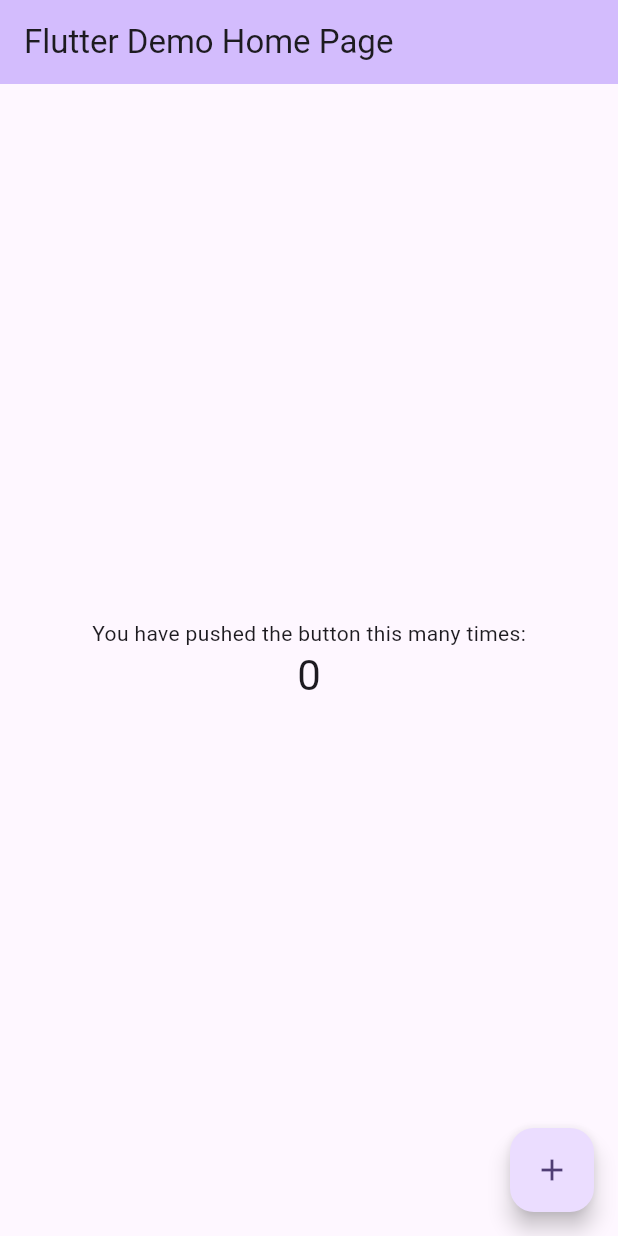
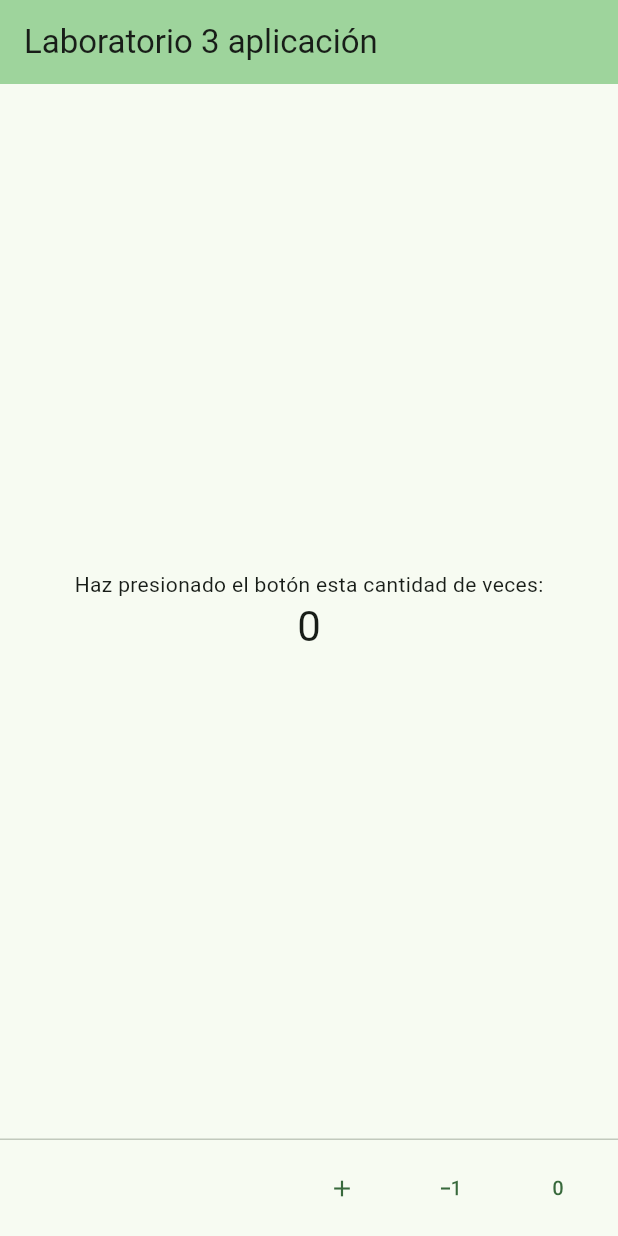
Before and after one commit to InkGuyDev/3479A321_2023479038, a Flutter app: the screen it shows after launch, on a phone screen of 412 x 824 dp. Run offline on Flutter 3.47's test engine with Material 3 defaults, Android fonts, the phone set to English and light mode, and no system bars.

Commit message:
Lab3 listo

```diff
--- a/lib/main.dart
+++ b/lib/main.dart
@@ -11,7 +11,7 @@ class MyApp extends StatelessWidget {
   @override
   Widget build(BuildContext context) {
     return MaterialApp(
-      title: 'Flutter Demo',
+      title: 'Primera aplicación de Flutter',
       theme: ThemeData(
         // This is the theme of your application.
         //
@@ -28,9 +28,11 @@ class MyApp extends StatelessWidget {
         //
         // This works for code too, not just values: Most code changes can be
         // tested with just a hot reload.
-        colorScheme: ColorScheme.fromSeed(seedColor: Colors.deepPurple),
+        colorScheme: ColorScheme.fromSeed(
+          seedColor: const Color.fromARGB(255, 0, 255, 98),
+        ),
       ),
-      home: const MyHomePage(title: 'Flutter Demo Home Page'),
+      home: const MyHomePage(title: 'Laboratorio 3 aplicación'),
     );
   }
 }
@@ -64,6 +66,28 @@ class _MyHomePageState extends State<MyHomePage> {
       // _counter without calling setState(), then the build method would not be
       // called again, and so nothing would appear to happen.
       _counter++;
+    });
+  }
+
+  void _decreaseCounter() {
+    setState(() {
+      // This call to setState tells the Flutter framework that something has
+      // changed in this State, which causes it to rerun the build method below
+      // so that the display can reflect the updated values. If we changed
+      // _counter without calling setState(), then the build method would not be
+      // called again, and so nothing would appear to happen.
+      _counter--;
+    });
+  }
+
+  void _resetCounter() {
+    setState(() {
+      // This call to setState tells the Flutter framework that something has
+      // changed in this State, which causes it to rerun the build method below
+      // so that the display can reflect the updated values. If we changed
+      // _counter without calling setState(), then the build method would not be
+      // called again, and so nothing would appear to happen.
+      _counter = 0;
     });
   }
 
@@ -104,7 +128,7 @@ class _MyHomePageState extends State<MyHomePage> {
           // wireframe for each widget.
           mainAxisAlignment: MainAxisAlignment.center,
           children: <Widget>[
-            const Text('You have pushed the button this many times:'),
+            const Text('Haz presionado el botón esta cantidad de veces:'),
             Text(
               '$_counter',
               style: Theme.of(context).textTheme.headlineMedium,
@@ -112,11 +136,25 @@ class _MyHomePageState extends State<MyHomePage> {
           ],
         ),
       ),
-      floatingActionButton: FloatingActionButton(
+
+      /*floatingActionButton: FloatingActionButton(
         onPressed: _incrementCounter,
         tooltip: 'Increment',
-        child: const Icon(Icons.add),
-      ), // This trailing comma makes auto-formatting nicer for build methods.
+        child: const Icon(Icons.add_ic_call_rounded),
+      ),*/
+      persistentFooterButtons: footerButtons(),
+      // This trailing comma makes auto-formatting nicer for build methods.
     );
   }
+
+  List<Widget> footerButtons() {
+    return <Widget>[
+      TextButton(onPressed: _incrementCounter, child: Icon(Icons.add)),
+      TextButton(
+        onPressed: _decreaseCounter,
+        child: Icon(Icons.exposure_minus_1),
+      ),
+      TextButton(onPressed: _resetCounter, child: Icon(Icons.exposure_zero)),
+    ];
+  }
 }
```
